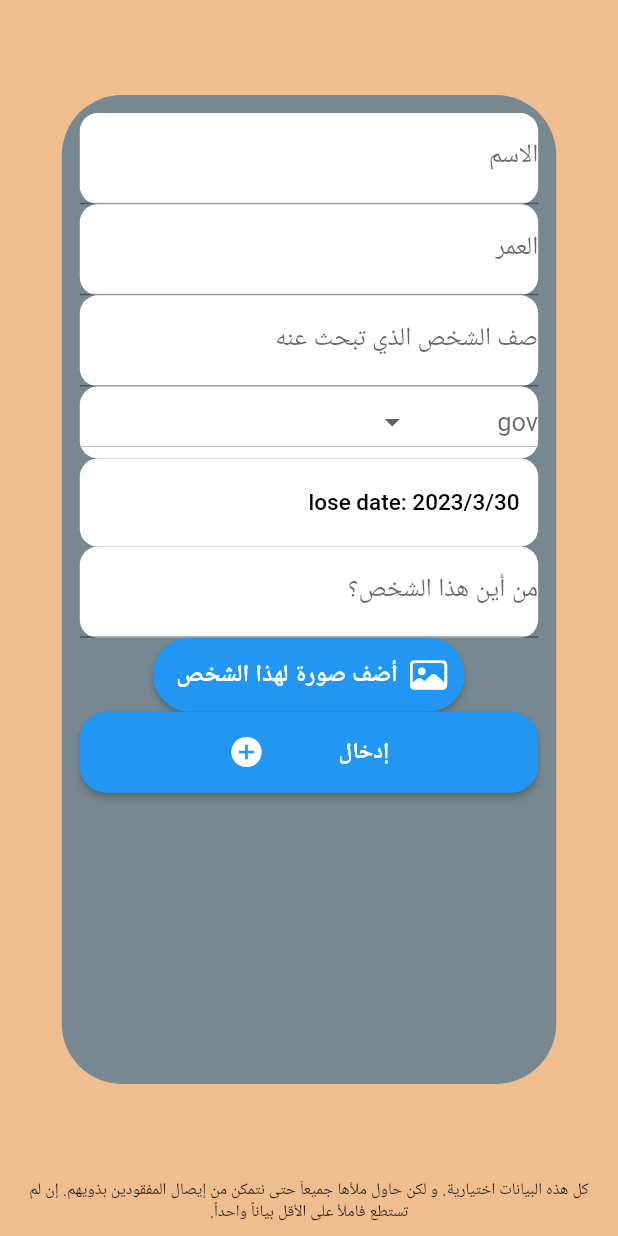
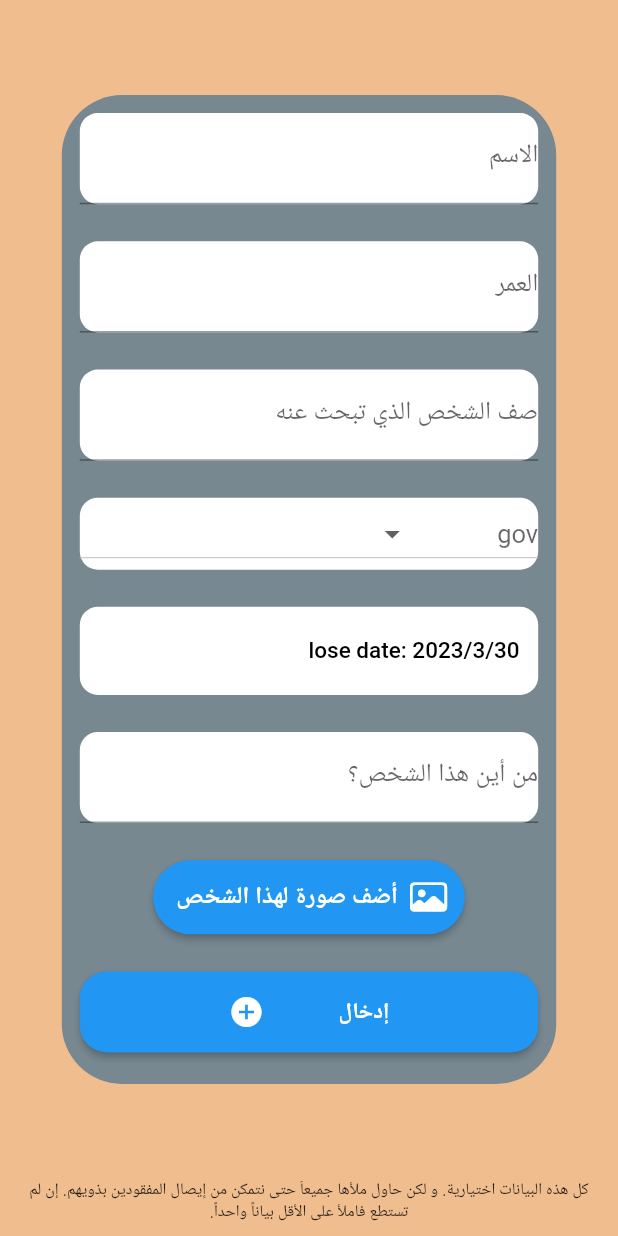
Before and after one commit to osamaOmran1917/Find-Me, a Flutter app: the InsertLostPersonScreen screen opened by its route, on a phone screen of 412 x 824 dp. Run offline on Flutter 3.47's test engine with Material 2 defaults, Android fonts, the phone set to English and light mode, and no system bars; our stand-ins replace cached_network_image, calendar_timeline, cloud_firestore, emoji_picker_flutter, firebase_auth, firebase_core and 8 more; missing offline and left inert: flutter_animator, flutter_notification_channel; accounts and stored records are empty; generated files the repository leaves out were written again; network calls fail.

```diff
--- a/lib/ui/home/latest_missing_tab/edit_missing_person_screen.dart
+++ b/lib/ui/home/latest_missing_tab/edit_missing_person_screen.dart
@@ -295,7 +295,8 @@ class _EditMissingPersonScreenState extends State<EditMissingPersonScreen> {
                           setState(() {
                             _image = image.path;
                           });
-                          MyDataBase.updateProfilePicture(File(_image!));
+                          MyDataBase.updateMissingPersonPicture(
+                              File(_image!), widget.missingPerson);
                           Navigator.pop(context);
                         }
                       },
@@ -316,7 +317,8 @@ class _EditMissingPersonScreenState extends State<EditMissingPersonScreen> {
                           setState(() {
                             _image = image.path;
                           });
-                          MyDataBase.updateProfilePicture(File(_image!));
+                          MyDataBase.updateMissingPersonPicture(
+                              File(_image!), widget.missingPerson);
                           Navigator.pop(context);
                         }
                       },
--- a/lib/ui/home/latest_missing_tab/insert_lost_person_screen/insert_lost_person_screen.dart
+++ b/lib/ui/home/latest_missing_tab/insert_lost_person_screen/insert_lost_person_screen.dart
@@ -153,6 +153,9 @@ class _InsertLostPersonScreenState
                             labelText: AppLocalizations.of(context)!.name),
                       ),
                     ),
+                    SizedBox(
+                      height: MediaQuery.of(context).size.height * .03,
+                    ),
                     Container(
                       decoration: BoxDecoration(
                           color: MyTheme.basicWhite,
@@ -172,6 +175,9 @@ class _InsertLostPersonScreenState
                         decoration: InputDecoration(
                             labelText: AppLocalizations.of(context)!.age),
                       ),
+                    ),
+                    SizedBox(
+                      height: MediaQuery.of(context).size.height * .03,
                     ),
                     Container(
                       decoration: BoxDecoration(
@@ -197,6 +203,9 @@ class _InsertLostPersonScreenState
                                 : AppLocalizations.of(context)!
                                     .describeThePersonYouVeFound),
                       ),
+                    ),
+                    SizedBox(
+                      height: MediaQuery.of(context).size.height * .03,
                     ),
                     Container(
                       width: double.infinity,
@@ -233,6 +242,9 @@ class _InsertLostPersonScreenState
                               },
                             ),
                     ),
+                    SizedBox(
+                      height: MediaQuery.of(context).size.height * .03,
+                    ),
                     Container(
                       padding: EdgeInsets.all(
                           MediaQuery.of(context).size.width * .03),
@@ -254,6 +266,9 @@ class _InsertLostPersonScreenState
                           ),
                         ),
                       ),
+                    ),
+                    SizedBox(
+                      height: MediaQuery.of(context).size.height * .03,
                     ),
                     Container(
                       decoration: BoxDecoration(
@@ -280,6 +295,9 @@ class _InsertLostPersonScreenState
                                     .whereIsThiesPersonRightNow),
                       ),
                     ),
+                    SizedBox(
+                      height: MediaQuery.of(context).size.height * .03,
+                    ),
                     ElevatedButton.icon(
                       onPressed: () {
                         _showBottomSheet();
@@ -298,6 +316,9 @@ class _InsertLostPersonScreenState
                               MediaQuery.of(context).size.width * .5,
                               MediaQuery.of(context).size.height * .06)),
                     ),
+                    SizedBox(
+                      height: MediaQuery.of(context).size.height * .03,
+                    ),
                     _image != null
                         ? ClipRRect(
                             borderRadius: BorderRadius.circular(
@@ -313,6 +334,10 @@ class _InsertLostPersonScreenState
                             height: 0,
                             width: 0,
                           ),
+                    if (_image != null)
+                      SizedBox(
+                        height: MediaQuery.of(context).size.height * .03,
+                      ),
                     ElevatedButton(
                         style: ButtonStyle(
                           shape:
--- a/lib/ui/home/profile_tab/profile_tab.dart
+++ b/lib/ui/home/profile_tab/profile_tab.dart
@@ -54,6 +54,7 @@ class _ProfileTabState extends State<ProfileTab> {
             padding: EdgeInsets.symmetric(
                 horizontal: MediaQuery.of(context).size.width * .05),
             child: SingleChildScrollView(
+              physics: BouncingScrollPhysics(),
               child: Column(
                 children: [
                   SizedBox(
```
Also changed, not shown: lib/data_base/my_database.dart (+20 -0 lines). Lines whose indentation alone changed are shown as unchanged.
